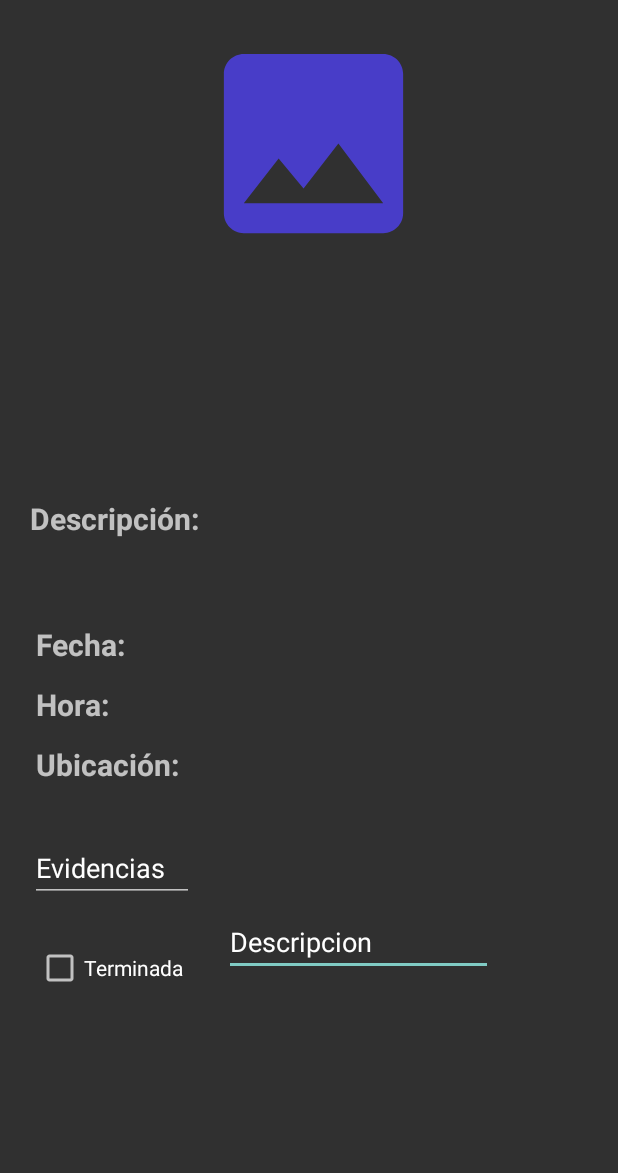
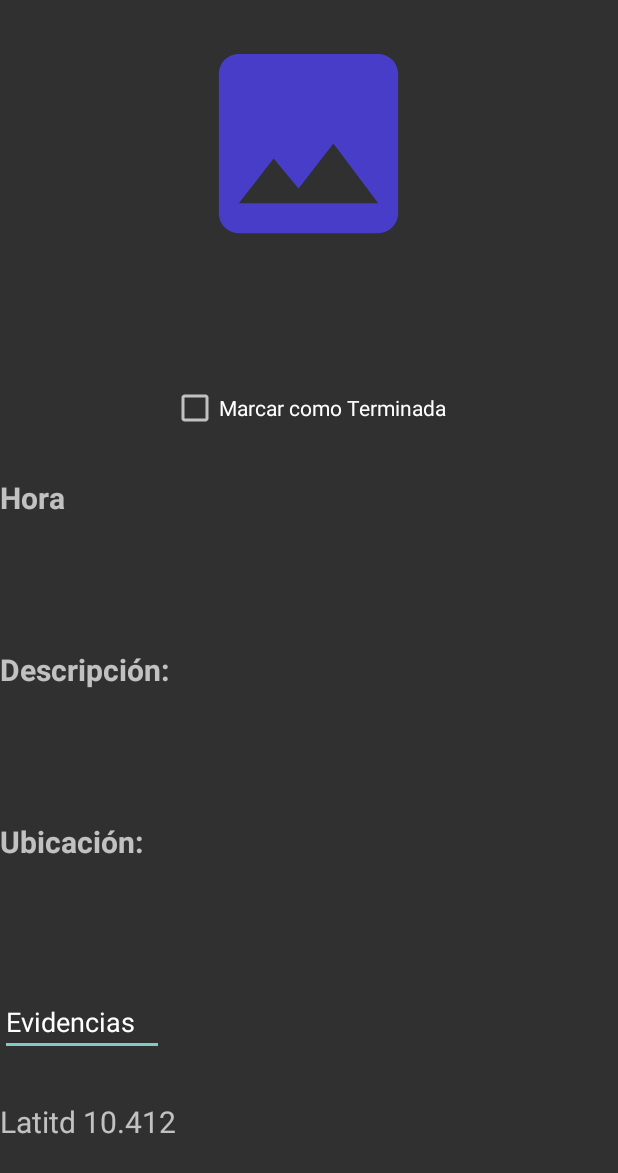
Before and after one commit to EduardoHerMn/TaskMaster, an Android app: the TaskDetailActivity screen opened directly, with no data from a screen before it, on a phone screen of 412 x 824 dp. Shown: the top 1173 px of the screen. Run offline under Robolectric (Android 15) with nearby library versions, the phone set to English and light mode, and no system bars; pictures from the network do not load.

Commit message:
ScrollView en Detail Funcionando

```diff
--- a/app/src/main/java/com/example/taskmaster2/TaskDetailActivity.kt
+++ b/app/src/main/java/com/example/taskmaster2/TaskDetailActivity.kt
@@ -25,7 +25,7 @@ class TaskDetailActivity : AppCompatActivity() {
 
         detail_desc.text = descripcion
         detail_titulo.text = titulo
-        detail_fecha.text = fecha
+
         detail_hora.text = hora
         detail_ubicacion.text = lugar
 
--- a/app/src/main/res/layout/activity_task_detail.xml
+++ b/app/src/main/res/layout/activity_task_detail.xml
@@ -7,187 +7,148 @@
     tools:context=".TaskDetailActivity">
 
 
+    <ScrollView
+        android:layout_width="match_parent"
+        android:layout_height="match_parent">
+
+        <LinearLayout
+            android:layout_width="match_parent"
+            android:layout_height="wrap_content"
+            android:orientation="vertical" >
+
             <ImageView
                 android:id="@+id/imageView3"
                 android:layout_width="206dp"
                 android:layout_height="159dp"
                 android:layout_marginTop="16dp"
-        app:layout_constraintEnd_toEndOf="parent"
-        app:layout_constraintHorizontal_bias="0.513"
-        app:layout_constraintStart_toStartOf="parent"
-        app:layout_constraintTop_toTopOf="parent"
-        app:srcCompat="@drawable/ic_image_black_24dp" />
-
+                app:srcCompat="@drawable/ic_image_black_24dp"
+                android:layout_gravity="center"/>
 
             <TextView
-        android:id="@+id/detail_desc"
-        android:layout_width="181dp"
-        android:layout_height="67dp"
-        android:layout_marginTop="332dp"
-        android:layout_toEndOf="@id/desc"
-        android:padding="3dp"
-        android:text="123"
-        android:textSize="20dp"
-        app:layout_constraintEnd_toEndOf="parent"
-        app:layout_constraintHorizontal_bias="0.826"
-        app:layout_constraintStart_toStartOf="parent"
-        app:layout_constraintTop_toTopOf="parent" />
-
-    <ScrollView
-        android:layout_width="179dp"
-        android:layout_height="114dp"
-        android:layout_marginStart="20dp"
-        android:layout_marginTop="24dp"
-        app:layout_constraintStart_toEndOf="@+id/editText3"
-        app:layout_constraintTop_toBottomOf="@+id/detail_ubicacion">
-
-        <LinearLayout
-            android:layout_width="match_parent"
+                android:id="@+id/detail_titulo"
+                android:layout_width="wrap_content"
                 android:layout_height="wrap_content"
-            android:orientation="vertical">
-
-            <ImageView
-                android:id="@+id/imageView4"
-                android:layout_width="85dp"
-                android:layout_height="58dp"
-                tools:layout_editor_absoluteX="99dp"
-                tools:layout_editor_absoluteY="511dp"
-                tools:srcCompat="@tools:sample/backgrounds/scenic" />
-
-            <EditText
-                android:id="@+id/editText4"
-                android:layout_width="match_parent"
+                android:layout_marginTop="10dp"
+                android:text="TextView"
+                android:textSize="30dp"
+                android:textStyle="bold"
+                android:layout_gravity="center"/>
+            <CheckBox
+                android:id="@+id/checkBox"
+                android:layout_width="wrap_content"
                 android:layout_height="wrap_content"
-                android:ems="10"
-                android:inputType="textPersonName"
-                android:text="Descripcion" />
-        </LinearLayout>
-    </ScrollView>
+                android:layout_marginTop="30dp"
+                android:text="Marcar como Terminada"
+                android:layout_gravity="center"/>
 
             <TextView
                 android:id="@+id/hora"
                 android:layout_width="wrap_content"
                 android:layout_height="wrap_content"
-        android:layout_marginStart="24dp"
-        android:layout_marginTop="456dp"
-        android:text="Hora: "
+                android:layout_marginTop="30dp"
+                android:text="Hora"
                 android:textSize="20dp"
                 android:textStyle="bold"
-        app:layout_constraintStart_toStartOf="parent"
-        app:layout_constraintTop_toTopOf="parent" />
-
-    <TextView
-        android:id="@+id/detail_fecha"
-        android:layout_width="164dp"
-        android:layout_height="27dp"
-        android:layout_marginTop="416dp"
-        android:layout_toEndOf="@id/fecha"
-        android:padding="3dp"
-        android:text="123"
-        android:textSize="20dp"
-        app:layout_constraintEnd_toEndOf="parent"
-        app:layout_constraintHorizontal_bias="0.753"
-        app:layout_constraintStart_toStartOf="parent"
-        app:layout_constraintTop_toTopOf="parent" />
-
+                android:layout_gravity="start"/>
             <TextView
                 android:id="@+id/detail_hora"
                 android:layout_width="171dp"
                 android:layout_height="27dp"
-        android:layout_marginTop="456dp"
+                android:layout_marginTop="30dp"
                 android:layout_toEndOf="@id/hora"
-        android:padding="3dp"
                 android:text="123"
                 android:textSize="20dp"
-        app:layout_constraintEnd_toEndOf="parent"
-        app:layout_constraintHorizontal_bias="0.783"
-        app:layout_constraintStart_toStartOf="parent"
-        app:layout_constraintTop_toTopOf="parent" />
+                android:layout_gravity="start"/>
+
 
             <TextView
                 android:id="@+id/desc"
                 android:layout_width="wrap_content"
                 android:layout_height="wrap_content"
-        android:layout_marginStart="20dp"
-        android:layout_marginTop="332dp"
+                android:layout_marginTop="30dp"
                 android:text="Descripción: "
                 android:textSize="20dp"
                 android:textStyle="bold"
-        app:layout_constraintStart_toStartOf="parent"
-        app:layout_constraintTop_toTopOf="parent" />
+                android:layout_gravity="start"/>
+
+            <TextView
+                android:id="@+id/detail_desc"
+                android:layout_width="181dp"
+                android:layout_height="wrap_content"
+                android:layout_marginTop="30dp"
+                android:layout_toEndOf="@id/desc"
+                android:text="Here comes desc"
+                android:textSize="20dp"
+                android:layout_gravity="start"/>
+
+
+
+            <TextView
+                android:id="@+id/ubic"
+                android:layout_width="wrap_content"
+                android:layout_height="wrap_content"
+                android:layout_marginTop="30dp"
+                android:text="Ubicación: "
+                android:textSize="20dp"
+                android:textStyle="bold"
+                android:layout_gravity="start"/>\
 
             <TextView
                 android:id="@+id/detail_ubicacion"
                 android:layout_width="176dp"
                 android:layout_height="27dp"
-        android:layout_marginTop="496dp"
+                android:layout_marginTop="30dp"
                 android:layout_toEndOf="@id/ubic"
-        android:padding="3dp"
-        android:text="123"
-        android:textSize="20dp"
-        app:layout_constraintEnd_toEndOf="parent"
-        app:layout_constraintHorizontal_bias="0.804"
-        app:layout_constraintStart_toStartOf="parent"
-        app:layout_constraintTop_toTopOf="parent" />
+                android:text="Latitd 10.412"
+                android:textSize="20dp" />
 
             <EditText
                 android:id="@+id/editText3"
                 android:layout_width="109dp"
                 android:layout_height="42dp"
-        android:layout_marginStart="20dp"
-        android:layout_marginTop="36dp"
-        android:ems="10"
+                android:layout_marginTop="30dp"
                 android:inputType="textPersonName"
                 android:text="Evidencias"
-        app:layout_constraintStart_toStartOf="parent"
-        app:layout_constraintTop_toBottomOf="@+id/ubic" />
+                android:layout_gravity="start"/>
+            <ScrollView
+                android:layout_width="match_parent"
+                android:layout_height="match_parent">
 
-    <CheckBox
-        android:id="@+id/checkBox"
-        android:layout_width="wrap_content"
-        android:layout_height="wrap_content"
-        android:layout_marginStart="24dp"
-        android:layout_marginTop="28dp"
-        android:text="Terminada"
-        app:layout_constraintStart_toStartOf="parent"
-        app:layout_constraintTop_toBottomOf="@+id/editText3" />
+                <LinearLayout
+                    android:layout_width="match_parent"
+                    android:layout_height="match_parent">
 
                     <TextView
-        android:id="@+id/detail_titulo"
-        android:layout_width="wrap_content"
-        android:layout_height="wrap_content"
-        android:layout_marginTop="84dp"
-        android:text="TextView"
-        android:textSize="30dp"
-        android:textStyle="bold"
-        app:layout_constraintEnd_toEndOf="parent"
-        app:layout_constraintHorizontal_bias="0.519"
-        app:layout_constraintStart_toStartOf="parent"
-        app:layout_constraintTop_toBottomOf="@+id/imageView3" />
-
-    <TextView
-        android:id="@+id/ubic"
-        android:layout_width="wrap_content"
-        android:layout_height="wrap_content"
-        android:layout_marginStart="24dp"
-        android:layout_marginTop="496dp"
-        android:text="Ubicación: "
-        android:textSize="20dp"
-        android:textStyle="bold"
-        app:layout_constraintStart_toStartOf="parent"
-        app:layout_constraintTop_toTopOf="parent" />
-
-    <TextView
-        android:id="@+id/fecha"
-        android:layout_width="wrap_content"
-        android:layout_height="wrap_content"
-        android:layout_marginStart="24dp"
-        android:layout_marginTop="416dp"
-        android:text="Fecha: "
-        android:textSize="20dp"
-        android:textStyle="bold"
-        app:layout_constraintStart_toStartOf="parent"
-        app:layout_constraintTop_toTopOf="parent" />
+                        android:id="@+id/detail_ubicacion"
+                        android:layout_width="176dp"
+                        android:layout_height="27dp"
+                        android:layout_marginTop="30dp"
+                        android:layout_toEndOf="@id/ubic"
+                        android:text="Latitd 10.412"
+                        android:textSize="20dp" />
+                </LinearLayout>
+            </ScrollView>
 
 
+
+
+
+
+
+
+        </LinearLayout>
+    </ScrollView><![CDATA[
+
+
+
+
+
+
+
+    />
+
+
+
+
+]]>
 </androidx.constraintlayout.widget.ConstraintLayout>
--- a/build.gradle
+++ b/build.gradle
@@ -9,7 +9,7 @@ buildscript {
 
     }
     dependencies {
-        classpath 'com.android.tools.build:gradle:3.6.1'
+        classpath 'com.android.tools.build:gradle:3.6.3'
         classpath "org.jetbrains.kotlin:kotlin-gradle-plugin:$kotlin_version"
 
 
```
Lines whose indentation alone changed are shown as unchanged.
